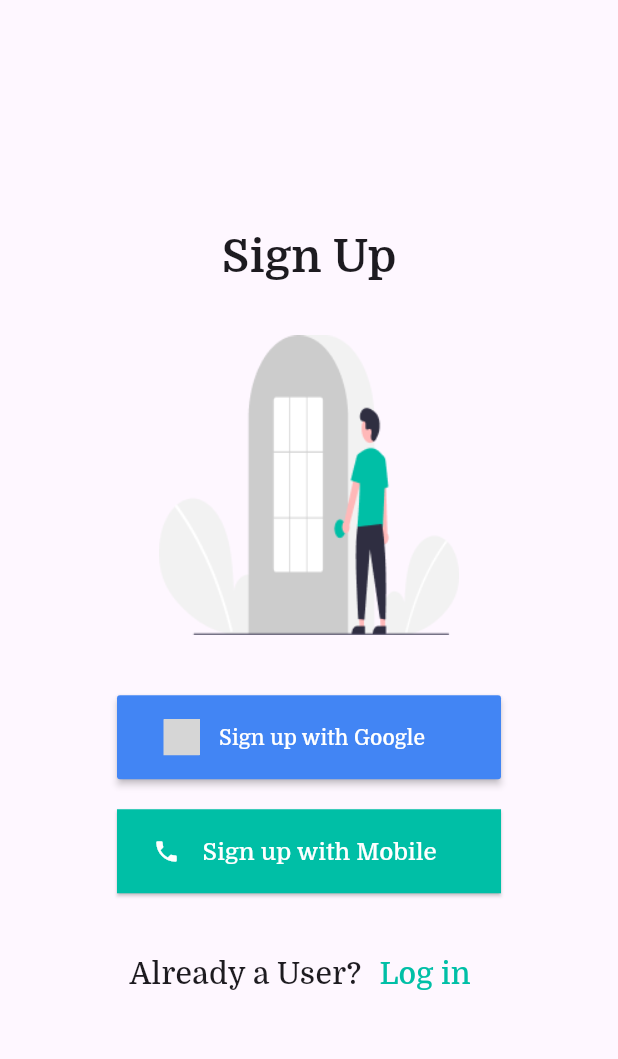
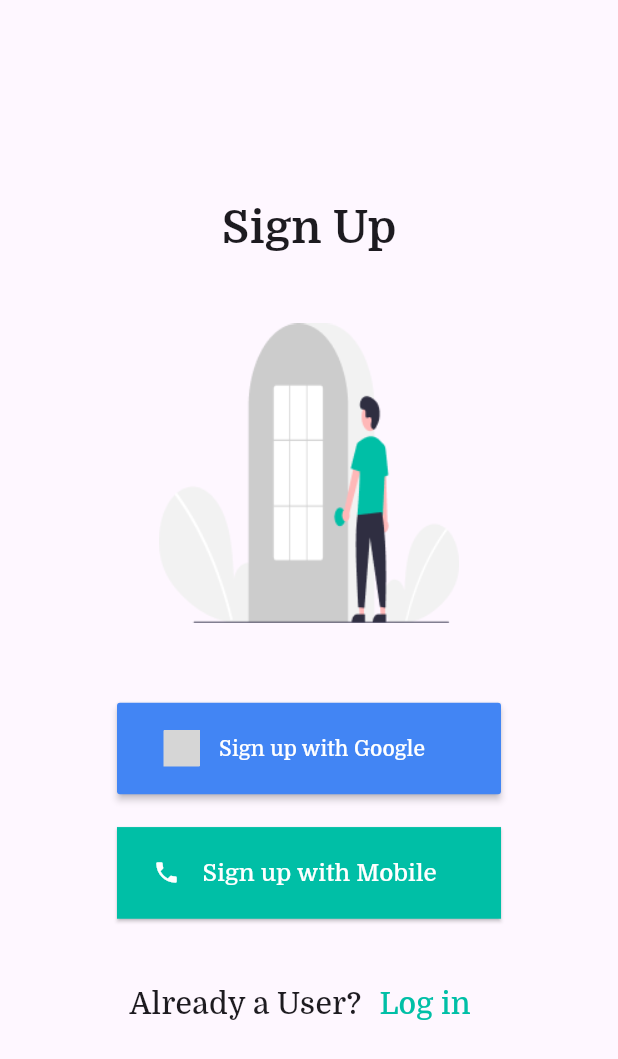
Before and after one commit to teamasap2002/EasyReache, a Flutter app: the screen it shows after launch, on a phone screen of 412 x 824 dp. Shown: the top 1059 px of the screen. Run offline on Flutter 3.47's test engine with Material 3 defaults, Android fonts, the phone set to English and light mode, and no system bars; drawn by our look-alikes of sign_in_button; our stand-ins replace carousel_slider, cloud_firestore, dots_indicator, firebase_auth, firebase_core, firebase_storage and 8 more; missing offline and left inert: otp_timer_button; accounts and stored records are empty; grey boxes are pictures that could not be loaded.

Commit message:
Made Responsive

```diff
--- a/lib/main.dart
+++ b/lib/main.dart
@@ -20,10 +20,10 @@ class EasyReachesApp extends StatelessWidget {
 
   @override
   Widget build(BuildContext context) {
-    double width = MediaQuery.of(context).size.width;
-    double height = MediaQuery.of(context).size.height;
+    // double width = MediaQuery.of(context).size.width;
+    // double height = MediaQuery.of(context).size.height;
     return ScreenUtilInit(
-      designSize: Size(width, height),
+      designSize: const Size(412, 755),
       splitScreenMode: true,
       builder: (context, child){
         return MaterialApp(
```
